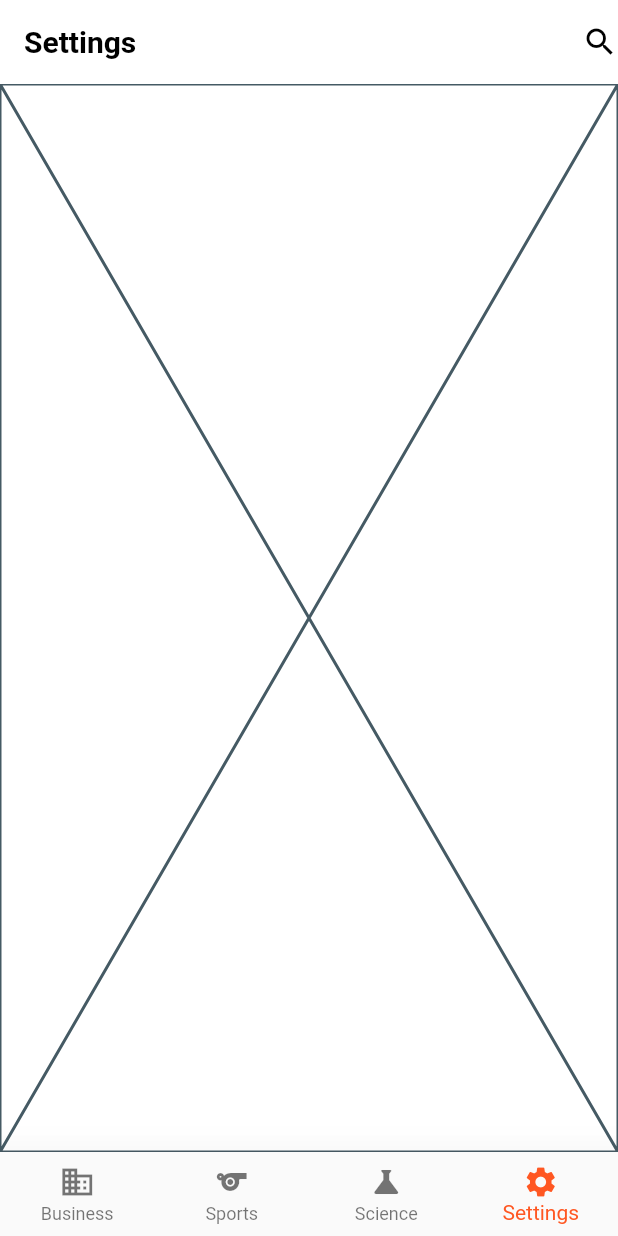
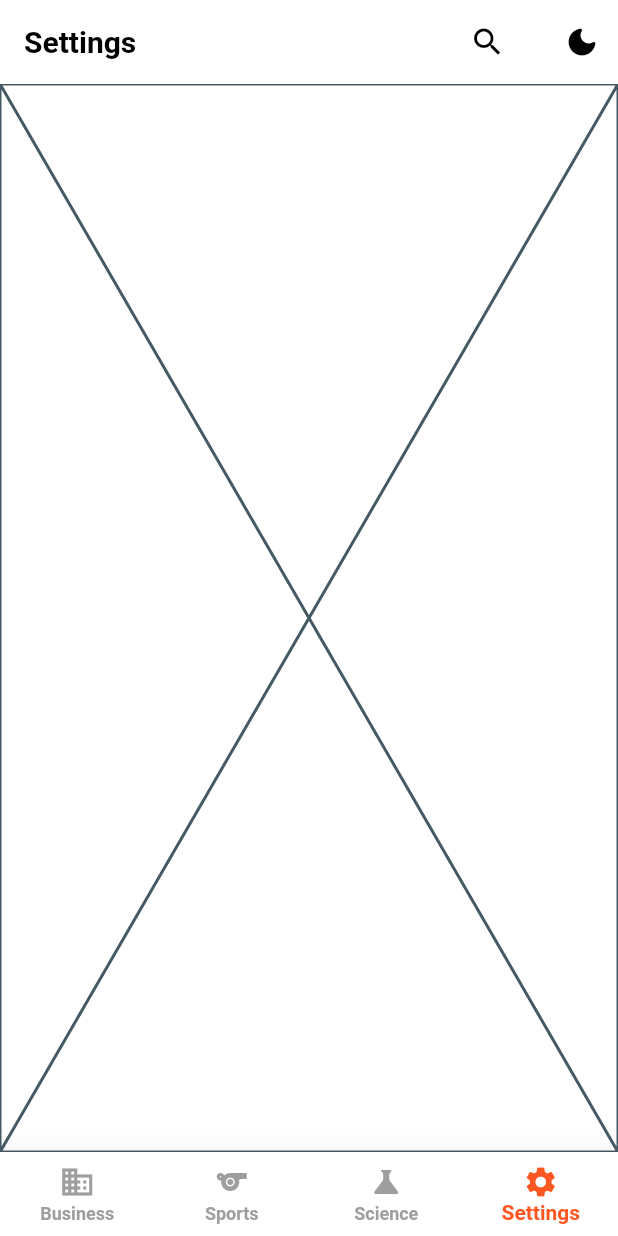
Before and after one commit to Karim-Monir/news-app-module-Flutter, a Flutter app: the screen it shows after launch, item 4 of the bottom bar chosen, on a phone screen of 412 x 824 dp. Run offline on Flutter 3.47's test engine with Material 2 defaults, Android fonts, the phone set to English and light mode, and no system bars; our stand-ins replace bloc, conditional_builder_null_safety, dio, flutter_bloc, hexcolor; network calls fail.

Commit message:
Dark Mode Added

```diff
--- a/lib/layout/news_layout.dart
+++ b/lib/layout/news_layout.dart
@@ -18,7 +18,20 @@ class NewsLayout extends StatelessWidget {
             appBar: AppBar(
               title: Text(cubit.titles[cubit.currentIndex]),
               actions: [
-                Icon(Icons.search)
+                IconButton(
+                    onPressed: (){},
+                    icon: Icon(Icons.search),
+                ),
+                SizedBox(
+                  width: 15.0,
+                ),
+                IconButton(
+                    icon: Icon(Icons.dark_mode_rounded),
+                    onPressed: ()
+                    {
+                      cubit.changeMode();
+                    },
+                )
               ],
             ),
             body: cubit.screens[cubit.currentIndex],
--- a/lib/main.dart
+++ b/lib/main.dart
@@ -1,10 +1,11 @@
 import 'package:flutter/material.dart';
 import 'package:flutter/services.dart';
 import 'package:flutter_bloc/flutter_bloc.dart';
+import 'package:hexcolor/hexcolor.dart';
 import 'package:news_module/shared/cubit/cubit.dart';
+import 'package:news_module/shared/cubit/states.dart';
 import 'package:news_module/shared/cubit_observer.dart';
 import 'package:news_module/shared/network/remote/dio_helper.dart';
-
 import 'layout/news_layout.dart';
 
 
@@ -17,8 +18,14 @@ void main() {
 class NewsModule extends StatelessWidget {
   @override
   Widget build(BuildContext context) {
+    return BlocProvider(
+      create: (BuildContext context) => NewsAppCubit(),
+      child: BlocConsumer<NewsAppCubit, NewsAppStates>(
+        listener: (context, state){},
+        builder: (context, state) {
           return MaterialApp(
             debugShowCheckedModeBanner: false,
+            // light mode theme data
             theme: ThemeData(
               primarySwatch: Colors.deepOrange,
               scaffoldBackgroundColor: Colors.white,
@@ -35,22 +42,66 @@ class NewsModule extends StatelessWidget {
                   statusBarColor: Colors.white,
                   statusBarIconBrightness: Brightness.dark,
                 ),
-          color: Colors.white,
+                backgroundColor: Colors.white,
                 elevation: 0.0,
               ),
               bottomNavigationBarTheme: BottomNavigationBarThemeData(
                 type: BottomNavigationBarType.fixed,
                 selectedItemColor: Colors.deepOrange,
                 elevation: 25.0,
-        )
-
+                backgroundColor: Colors.white,
+                unselectedItemColor: Colors.grey,
               ),
-      themeMode: ThemeMode.light,
-      darkTheme: ThemeData(),
-      home: BlocProvider(
+              textTheme: TextTheme(
+                bodyMedium: TextStyle(
+                  fontSize: 18.0,
+                  fontWeight: FontWeight.w600,
+                  color: Colors.black,
+                ),
+              ),
+            ),
+            themeMode: NewsAppCubit.get(context).isDark ? ThemeMode.dark : ThemeMode.light,
+            // dark mode theme data
+            darkTheme: ThemeData(
+              primarySwatch: Colors.deepOrange,
+              scaffoldBackgroundColor: HexColor('252526'),
+              appBarTheme: AppBarTheme(
+                titleTextStyle: TextStyle(
+                  color: Colors.white,
+                  fontSize: 20.0,
+                  fontWeight: FontWeight.bold,
+                ),
+                iconTheme: IconThemeData(
+                  color: Colors.white,
+                ),
+                systemOverlayStyle: SystemUiOverlayStyle(
+                  statusBarColor: HexColor('252526'),
+                  statusBarIconBrightness: Brightness.dark,
+                ),
+                backgroundColor: HexColor('252526'),
+                elevation: 0.0,
+              ),
+              bottomNavigationBarTheme: BottomNavigationBarThemeData(
+                type: BottomNavigationBarType.fixed,
+                selectedItemColor: Colors.deepOrange,
+                elevation: 25.0,
+                backgroundColor: HexColor('252526'),
+                unselectedItemColor: Colors.grey,
+              ),
+              textTheme: TextTheme(
+                bodyMedium: TextStyle(
+                  fontSize: 18.0,
+                  fontWeight: FontWeight.w600,
+                  color: Colors.white,
+                ),
+              ),
+            ),
+            home: /*BlocProvider(
             create: (context) => NewsAppCubit(),
-        child: NewsLayout(),
-      ),
+            child:*/ NewsLayout(),
           );
+        }),
+    );
+    //);
   }
 }
--- a/lib/shared/components/components.dart
+++ b/lib/shared/components/components.dart
@@ -179,7 +179,7 @@ Widget separator () => Padding(
 );
 
 
-Widget buildNewsItem(article) => Padding(
+Widget buildNewsItem(article, context) => Padding(
   padding: const EdgeInsets.all(20.0),
   child: Row(
     children: [
@@ -209,10 +209,7 @@ Widget buildNewsItem(article) => Padding(
                   '${article['title']}',
                   maxLines: 3,
                   overflow: TextOverflow.ellipsis,
-                  style: TextStyle(
-                    fontSize: 18.0,
-                    fontWeight: FontWeight.w600,
-                  ),
+                  style: Theme.of(context).textTheme.bodyMedium,
                 ),
               ),
               Text(
@@ -236,7 +233,7 @@ Widget buildNewsArticles(list) => ConditionalBuilder(
       ListView.separated(
         physics: BouncingScrollPhysics(),
         itemBuilder: (BuildContext context, int index) =>
-            buildNewsItem(list[index]),
+            buildNewsItem(list[index], context),
         separatorBuilder: (BuildContext context, int index) =>
             separator(),
         itemCount: list.length,
--- a/lib/shared/cubit/cubit.dart
+++ b/lib/shared/cubit/cubit.dart
@@ -148,4 +148,12 @@ class NewsAppCubit extends Cubit<NewsAppStates> {
     }
 
   }
+
+
+  bool isDark = false;
+  void changeMode(){
+    isDark = !isDark;
+    emit(AppModeState());
+  }
+
 }
--- a/lib/shared/cubit/states.dart
+++ b/lib/shared/cubit/states.dart
@@ -38,3 +38,7 @@ class AppGetScienceNewsErrorState extends NewsAppStates {
 
   AppGetScienceNewsErrorState(this.error);
 }
+
+
+
+class AppModeState extends NewsAppStates {}
--- a/pubspec.yaml
+++ b/pubspec.yaml
@@ -39,6 +39,7 @@ dependencies:
   flutter_bloc: ^8.1.2
   dio: ^5.0.0
   conditional_builder_null_safety: ^0.0.6
+  hexcolor: ^3.0.1
 
 dev_dependencies:
   flutter_test:
```
Also changed, not shown: pubspec.lock. Lines whose indentation alone changed are shown as unchanged.
